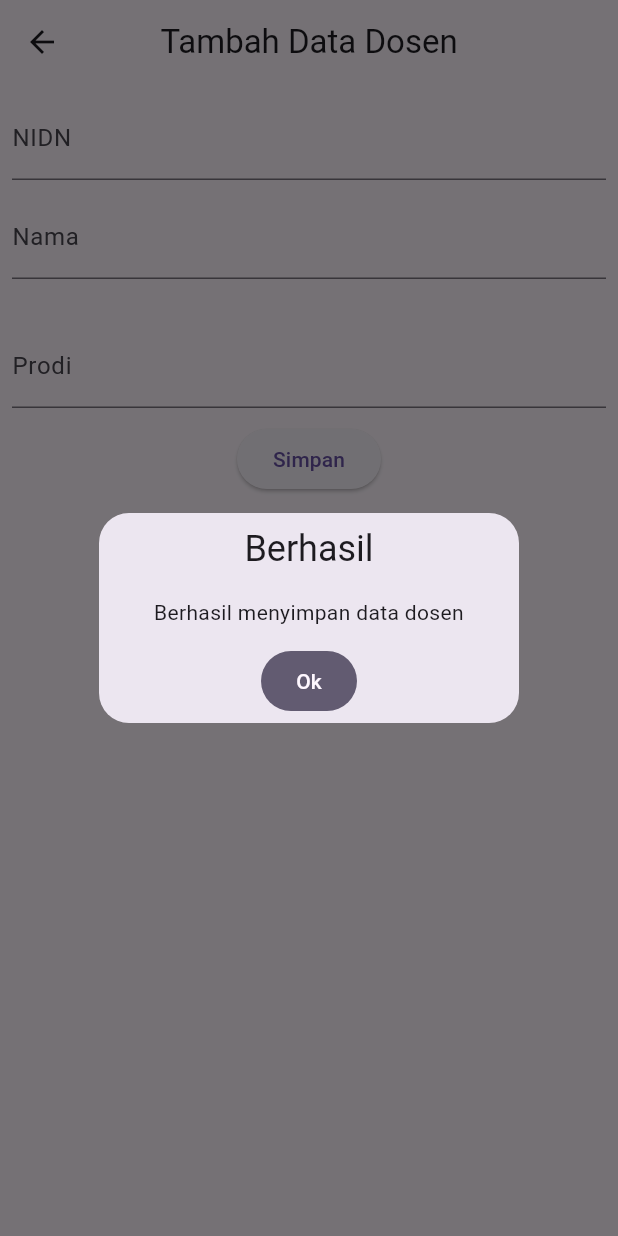
After one commit to akmalghandi20/latihan-pm2-astro, a Flutter app: the DosenAddView screen opened directly, after a tap on "Simpan", on a phone screen of 412 x 824 dp. The commit adds this screen. Run offline on Flutter 3.47's test engine with Material 3 defaults, Android fonts, the phone set to English and light mode, and no system bars; our stand-ins replace cloud_firestore, firebase_auth, firebase_core, get; accounts and stored records are empty.

Commit message:
seccond commit

```diff
--- /dev/null
+++ b/lib/app/modules/dosen/controllers/dosen_controller.dart
@@ -0,0 +1,137 @@
+import 'package:cloud_firestore/cloud_firestore.dart';
+import 'package:flutter/material.dart';
+import 'package:get/get.dart';
+
+class DosenController extends GetxController {
+  //TODO: Implement DosenController
+  late TextEditingController cNIDN;
+  late TextEditingController cNama;
+  late TextEditingController cProdi;
+
+  FirebaseFirestore firestore = FirebaseFirestore.instance;
+
+  Future<QuerySnapshot<Object?>> GetData() async {
+    CollectionReference dosen = firestore.collection('dosen');
+
+    return dosen.get();
+  }
+
+  Stream<QuerySnapshot<Object?>> streamData() {
+    CollectionReference dosen = firestore.collection('dosen');
+    return dosen.snapshots();
+  }
+
+  void add(String nidn, String nama, String prodi) async {
+    CollectionReference dosen = firestore.collection("dosen");
+
+    try {
+      await dosen.add({
+        "nidn": nidn,
+        "nama": nama,
+        "prodi": prodi,
+      });
+      Get.defaultDialog(
+          title: "Berhasil",
+          middleText: "Berhasil menyimpan data dosen",
+          onConfirm: () {
+            cNIDN.clear();
+            cNama.clear();
+            cProdi.clear();
+            Get.back();
+            Get.back();
+            Get.back();
+            textConfirm:
+            "OK";
+          });
+    } catch (e) {
+      print(e);
+      Get.defaultDialog(
+        title: "Terjadi Kesalahan",
+        middleText: "Gagal Menambahkan Dosen.",
+      );
+    }
+  }
+
+  Future<DocumentSnapshot<Object?>> GetDataById(String id) async {
+    DocumentReference docRef = firestore.collection("dosen").doc(id);
+
+    return docRef.get();
+  }
+
+  void Update(String npm, String nama, String prodi, String id) async {
+    DocumentReference dosenById = firestore.collection("dosen").doc(id);
+
+    try {
+      await dosenById.update({
+        "nidn": npm,
+        "nama": nama,
+        "prodi": prodi,
+      });
+
+      Get.defaultDialog(
+        title: "Berhasil",
+        middleText: "Berhasil mengubah data Dosen.",
+        onConfirm: () {
+          cNIDN.clear();
+          cNama.clear();
+          cProdi.clear();
+          Get.back();
+          Get.back();
+          Get.back();
+        },
+        textConfirm: "OK",
+      );
+    } catch (e) {
+      print(e);
+      Get.defaultDialog(
+        title: "Terjadi Kesalahan",
+        middleText: "Gagal Menambahkan Dosen.",
+      );
+    }
+  }
+
+  void delete(String id) {
+    DocumentReference docRef = firestore.collection("dosen").doc(id);
+
+    try {
+      Get.defaultDialog(
+        title: "Info",
+        middleText: "Apakah anda yakin menghapus data ini ?",
+        onConfirm: () {
+          docRef.delete();
+          Get.back();
+          Get.defaultDialog(
+            title: "Sukses",
+            middleText: "Berhasil menghapus data",
+          );
+        },
+        textConfirm: "Ya",
+        textCancel: "Batal",
+      );
+    } catch (e) {
+      print(e);
+      Get.defaultDialog(
+        title: "Terjadi kesalahan",
+        middleText: "Tidak berhasil menghapus data",
+      );
+    }
+  }
+
+  @override
+  void onInit() {
+    // TODO: implement onInit
+    cNIDN = TextEditingController();
+    cNama = TextEditingController();
+    cProdi = TextEditingController();
+    super.onInit();
+  }
+
+  @override
+  void onClose() {
+    // TODO: implement onClose
+    cNIDN.dispose();
+    cNama.dispose();
+    cProdi.dispose();
+    super.onClose();
+  }
+}
--- /dev/null
+++ b/lib/app/modules/dosen/views/dosen_add_view.dart
@@ -0,0 +1,58 @@
+import 'package:myapp/app/modules/dosen/controllers/dosen_controller.dart';
+import 'package:flutter/material.dart';
+
+import 'package:get/get.dart';
+
+class DosenAddView extends GetView<DosenController> {
+  const DosenAddView({Key? key}) : super(key: key);
+  @override
+  Widget build(BuildContext context) {
+    return Scaffold(
+      appBar: AppBar(
+        title: const Text('Tambah Data Dosen'),
+        centerTitle: true,
+      ),
+      body: Padding(
+        padding: EdgeInsets.all(8),
+        child: Column(
+          children: [
+            TextField(
+              controller: controller.cNIDN,
+              autocorrect: false,
+              textInputAction: TextInputAction.next,
+              decoration: InputDecoration(labelText: "NIDN"),
+            ),
+            SizedBox(
+              height: 10,
+            ),
+            TextField(
+              controller: controller.cNama,
+              textInputAction: TextInputAction.done,
+              decoration: InputDecoration(labelText: "Nama"),
+            ),
+            SizedBox(
+              height: 30,
+            ),
+            TextField(
+              controller: controller.cProdi,
+              autocorrect: false,
+              textInputAction: TextInputAction.next,
+              decoration: InputDecoration(labelText: "Prodi"),
+            ),
+            SizedBox(
+              height: 10,
+            ),
+            ElevatedButton(
+              onPressed: () => controller.add(
+                controller.cNIDN.text,
+                controller.cNama.text,
+                controller.cProdi.text,
+              ),
+              child: Text("Simpan"),
+            )
+          ],
+        ),
+      ),
+    );
+  }
+}
--- a/lib/app/modules/home/views/home_view.dart
+++ b/lib/app/modules/home/views/home_view.dart
@@ -2,6 +2,8 @@ import 'package:flutter/material.dart';
 
 import 'package:get/get.dart';
 import 'package:myapp/app/controllers/auth_controller.dart';
+import 'package:myapp/app/modules/dosen/views/dosen_add_view.dart';
+import 'package:myapp/app/modules/dosen/views/dosen_view.dart';
 import 'package:myapp/app/modules/mahasiswa/views/mahasiswa_add_view.dart';
 import 'package:myapp/app/modules/mahasiswa/views/mahasiswa_view.dart';
 
@@ -32,7 +34,11 @@ class _DashboardAdminState extends State<DashboardAdmin> {
       'view': MahasiswaView(),
       'add': MahasiswaAddView()
     },
-    {'title': 'Data Dosen', 'view': MahasiswaView(), 'add': MahasiswaAddView()},
+    {
+      'title': 'Data Dosen',
+      'view': DosenView(),
+      'add': DosenAddView(),
+    },
     {
       'title': 'Data Pegawai',
       'view': MahasiswaView(),
--- a/lib/app/routes/app_pages.dart
+++ b/lib/app/routes/app_pages.dart
@@ -1,5 +1,7 @@
 import 'package:get/get.dart';
 
+import '../modules/dosen/bindings/dosen_binding.dart';
+import '../modules/dosen/views/dosen_view.dart';
 import '../modules/home/bindings/home_binding.dart';
 import '../modules/home/views/home_view.dart';
 import '../modules/login/bindings/login_binding.dart';
@@ -30,5 +32,10 @@ class AppPages {
       page: () => MahasiswaView(),
       binding: MahasiswaBinding(),
     ),
+    GetPage(
+      name: _Paths.DOSEN,
+      page: () => DosenView(),
+      binding: DosenBinding(),
+    ),
   ];
 }
--- a/lib/app/routes/app_routes.dart
+++ b/lib/app/routes/app_routes.dart
@@ -6,6 +6,7 @@ abstract class Routes {
   static const HOME = _Paths.HOME;
   static const LOGIN = _Paths.LOGIN;
   static const MAHASISWA = _Paths.MAHASISWA;
+  static const DOSEN = _Paths.DOSEN;
 }
 
 abstract class _Paths {
@@ -13,4 +14,5 @@ abstract class _Paths {
   static const HOME = '/home';
   static const LOGIN = '/login';
   static const MAHASISWA = '/mahasiswa';
+  static const DOSEN = '/dosen';
 }
```
Also changed, not shown: lib/app/modules/dosen/bindings/dosen_binding.dart (added, +12 -0 lines), lib/app/modules/dosen/views/dosen_update_view.dart (added, +74 -0 lines), lib/app/modules/dosen/views/dosen_view.dart (added, +77 -0 lines).
